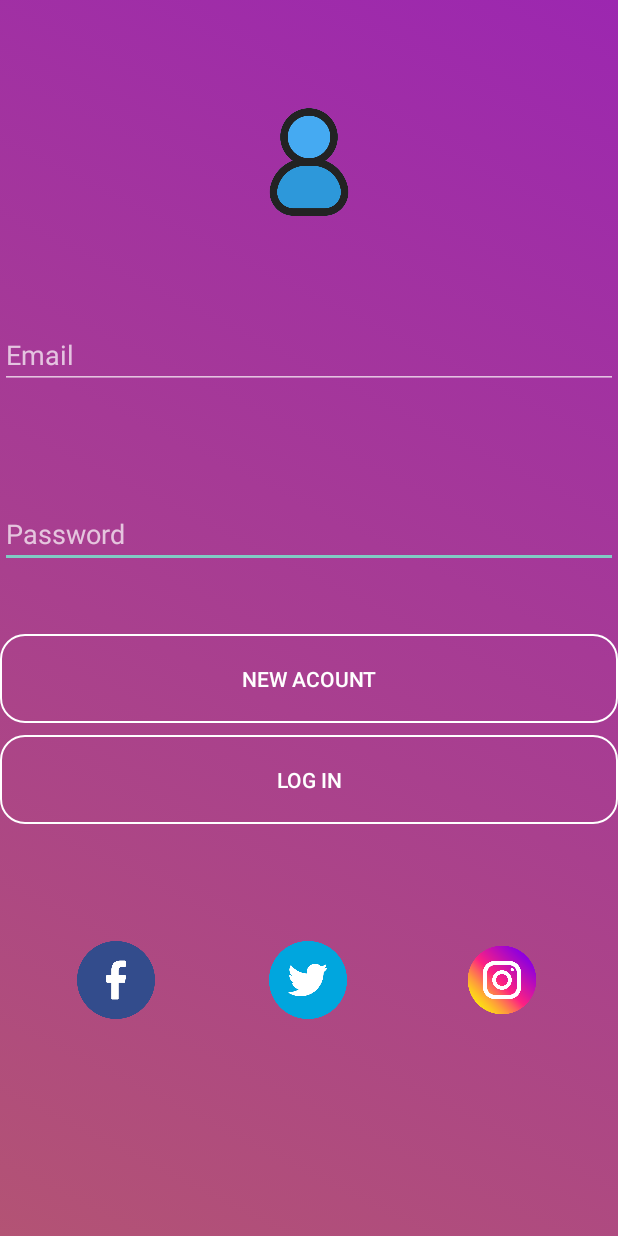
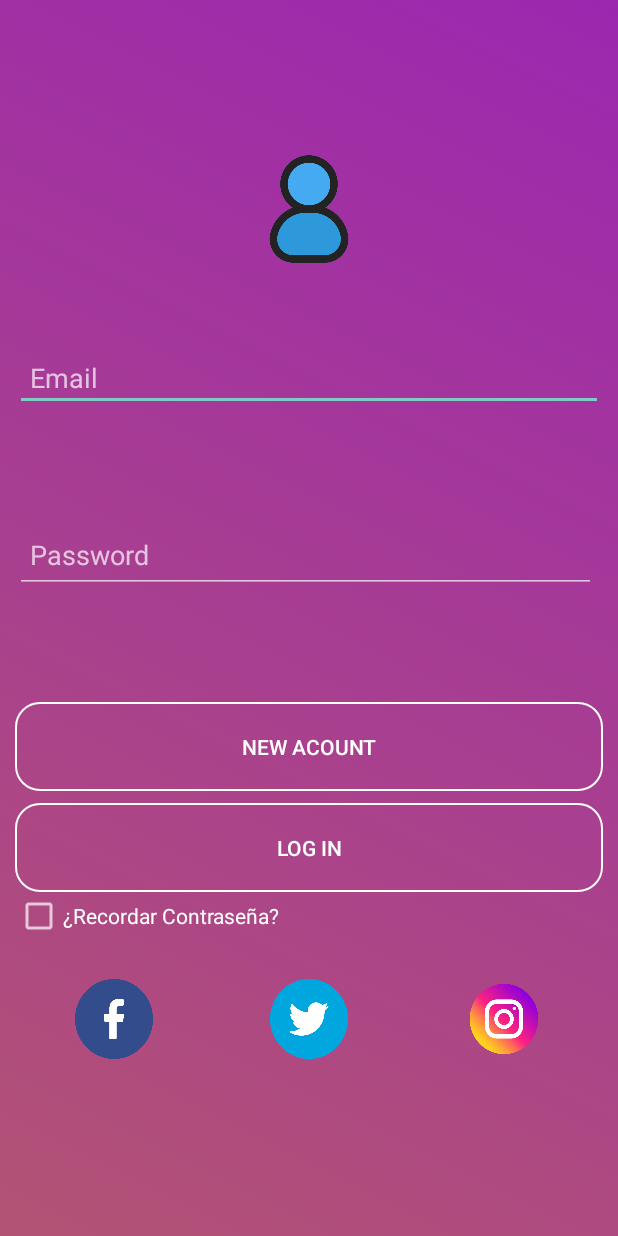
Before and after one commit to Carloslaink/MyApp, an Android app: the screen it shows after launch (MainActivity), on a phone screen of 412 x 824 dp. Run offline under Robolectric (Android 15) with nearby library versions, the phone set to English and light mode, and no system bars.

Commit message:
checkbox and layout

```diff
--- a/app/build.gradle
+++ b/app/build.gradle
@@ -34,4 +34,5 @@ dependencies {
     testImplementation 'junit:junit:4.13.2'
     androidTestImplementation 'com.android.support.test:runner:1.0.2'
     androidTestImplementation 'com.android.support.test.espresso:espresso-core:3.0.2'
+
 }
--- a/app/src/main/java/com/example/myappaboscan/MainActivity.java
+++ b/app/src/main/java/com/example/myappaboscan/MainActivity.java
@@ -3,6 +3,7 @@ import android.graphics.drawable.AnimationDrawable;
 import android.support.constraint.ConstraintLayout;
 import android.support.v7.app.AppCompatActivity;
 import android.os.Bundle;
+import android.view.View;
 
 
 public class MainActivity extends AppCompatActivity {
@@ -20,4 +21,6 @@ public class MainActivity extends AppCompatActivity {
 
 
     }
+
+
 }
--- /dev/null
+++ b/app/src/main/res/drawable/btn_apps_effect.xml
@@ -0,0 +1,5 @@
+<?xml version="1.0" encoding="utf-8"?>
+<shape xmlns:android="http://schemas.android.com/apk/res/android">
+    <corners android:radius="30dp" />
+    <solid android:color="@color/teal_200"/>
+</shape>
--- /dev/null
+++ b/app/src/main/res/drawable/button_effect.xml
@@ -0,0 +1,5 @@
+<?xml version="1.0" encoding="utf-8"?>
+<shape xmlns:android="http://schemas.android.com/apk/res/android">
+    <corners android:radius="17dp" />
+    <solid android:color="@color/teal_200"/>
+</shape>
--- /dev/null
+++ b/app/src/main/res/drawable/button_press.xml
@@ -0,0 +1,11 @@
+<?xml version="1.0" encoding="utf-8"?>
+<selector xmlns:android="http://schemas.android.com/apk/res/android">
+    <item
+        android:state_pressed="true"
+        android:drawable="@drawable/button_effect"/>
+    <item
+        android:state_pressed="false"
+        android:drawable="@drawable/button_rounded"/>
+
+
+</selector>
--- /dev/null
+++ b/app/src/main/res/drawable/img_press_facebook.xml
@@ -0,0 +1,12 @@
+<?xml version="1.0" encoding="utf-8"?>
+<selector xmlns:android="http://schemas.android.com/apk/res/android">
+    <item
+        android:state_pressed="true"
+        android:drawable="@drawable/btn_apps_effect"
+        android:radius="50dp" />
+
+    <item
+        android:state_pressed="false"
+        android:drawable="@drawable/facebook"/>
+
+</selector>
--- /dev/null
+++ b/app/src/main/res/drawable/img_press_instagram.xml
@@ -0,0 +1,10 @@
+<?xml version="1.0" encoding="utf-8"?>
+<selector xmlns:android="http://schemas.android.com/apk/res/android">
+    <item
+        android:state_pressed="true"
+        android:drawable="@drawable/btn_apps_effect"/>
+    <item
+        android:state_pressed="false"
+        android:drawable="@drawable/instagram"/>
+
+</selector>
--- /dev/null
+++ b/app/src/main/res/drawable/img_press_twitter.xml
@@ -0,0 +1,11 @@
+<?xml version="1.0" encoding="utf-8"?>
+<selector xmlns:android="http://schemas.android.com/apk/res/android">
+    <item
+
+        android:state_pressed="true"
+        android:drawable="@drawable/btn_apps_effect"/>
+    <item
+        android:state_pressed="false"
+        android:drawable="@drawable/gorjeo"/>
+
+</selector>
--- a/app/src/main/res/layout/activity_main.xml
+++ b/app/src/main/res/layout/activity_main.xml
@@ -6,117 +6,155 @@
     android:layout_height="match_parent"
     tools:context=".MainActivity"
     android:background="@drawable/gradient_list"
-    android:id="@+id/mainLayout" >
+    android:id="@+id/mainLayout">
 
-    <EditText
-        android:id="@+id/editTextTextPassword"
-        android:layout_width="match_parent"
-        android:layout_height="43dp"
-        android:layout_marginBottom="384dp"
-        android:autofillHints=""
-        android:ems="10"
-        android:hint="@string/password"
-        android:inputType="textPassword"
+
+    <Button
+        android:id="@+id/button"
+        android:layout_width="52dp"
+        android:layout_height="53dp"
+        android:layout_marginStart="75dp"
+        android:layout_marginTop="63dp"
+        android:layout_marginEnd="75dp"
+        android:layout_marginBottom="118dp"
+        android:background="@drawable/img_press_twitter"
+        app:layout_constraintBottom_toBottomOf="parent"
+        app:layout_constraintEnd_toStartOf="@+id/button5"
+        app:layout_constraintStart_toEndOf="@+id/button4"
+        app:layout_constraintTop_toBottomOf="@+id/button2"
+        tools:ignore="SpeakableTextPresentCheck,SpeakableTextPresentCheck,SpeakableTextPresentCheck" />
+
+    <Button
+        android:id="@+id/button4"
+        android:layout_width="52dp"
+        android:layout_height="53dp"
+        android:layout_marginStart="50dp"
+        android:layout_marginTop="63dp"
+        android:layout_marginBottom="118dp"
+        android:background="@drawable/img_press_facebook"
+        app:layout_constraintBottom_toBottomOf="parent"
+        app:layout_constraintStart_toStartOf="parent"
+        app:layout_constraintTop_toBottomOf="@+id/button2"
+        tools:ignore="SpeakableTextPresentCheck,SpeakableTextPresentCheck,SpeakableTextPresentCheck" />
+
+    <Button
+        android:id="@+id/button5"
+        android:layout_width="52dp"
+        android:layout_height="53dp"
+        android:layout_marginTop="63dp"
+        android:layout_marginEnd="50dp"
+        android:layout_marginBottom="118dp"
+        android:background="@drawable/img_press_instagram"
         app:layout_constraintBottom_toBottomOf="parent"
         app:layout_constraintEnd_toEndOf="parent"
-        app:layout_constraintHorizontal_bias="0.0"
+        app:layout_constraintTop_toBottomOf="@+id/button2"
+        tools:ignore="SpeakableTextPresentCheck,SpeakableTextPresentCheck,SpeakableTextPresentCheck" />
+
+    <LinearLayout
+        android:id="@+id/linearLayout"
+        android:layout_width="match_parent"
+        android:layout_height="223dp"
+        android:layout_marginTop="8dp"
+        android:layout_marginBottom="15dp"
+        android:orientation="vertical"
+        android:padding="10dp"
+        app:layout_constraintBottom_toTopOf="@+id/button"
+        app:layout_constraintEnd_toEndOf="parent"
+        app:layout_constraintHorizontal_bias="1.0"
         app:layout_constraintStart_toStartOf="parent"
-        app:layout_constraintTop_toBottomOf="@+id/editTextTextPersonName"
-        app:layout_constraintVertical_bias="0.555"
-        tools:ignore="TouchTargetSizeCheck,SpeakableTextPresentCheck" />
+        app:layout_constraintTop_toBottomOf="@+id/editTextTextPassword"
+        app:layout_constraintVertical_bias="1.0">
 
-    <EditText
-        android:id="@+id/editTextTextPersonName"
+        <Button
+            android:id="@+id/button3"
             android:layout_width="match_parent"
-        android:layout_height="43dp"
-        android:layout_marginTop="216dp"
-        android:autofillHints=""
-        android:ems="10"
-        android:hint="@string/email"
-        android:inputType="textPersonName"
-        app:layout_constraintEnd_toEndOf="parent"
-        app:layout_constraintHorizontal_bias="0.0"
-        app:layout_constraintStart_toStartOf="parent"
-        app:layout_constraintTop_toTopOf="parent"
-        tools:ignore="TouchTargetSizeCheck,SpeakableTextPresentCheck"
-        />
+            android:layout_height="59dp"
+            android:layout_marginTop="44dp"
+            android:background="@drawable/button_press"
+            android:text="@string/new_acount" />
 
         <Button
             android:id="@+id/button2"
             android:layout_width="match_parent"
             android:layout_height="59dp"
             android:layout_marginTop="8dp"
-        android:text="@string/log_in"
-        app:layout_constraintEnd_toEndOf="parent"
-        app:layout_constraintStart_toStartOf="parent"
-        app:layout_constraintTop_toBottomOf="@+id/button3"
-        android:background="@drawable/button_rounded"/>
+            android:background="@drawable/button_press"
+            android:text="@string/log_in" />
 
-    <Button
-        android:id="@+id/button3"
+        <CheckBox
+            android:id="@+id/checkBox"
             android:layout_width="match_parent"
-        android:layout_height="59dp"
-        android:layout_marginTop="44dp"
-        android:text="@string/new_acount"
+            android:layout_height="wrap_content"
+            android:backgroundTint="#C35151"
+            android:text="¿Recordar Contraseña?" />
+    </LinearLayout>
+
+    <LinearLayout
+
+        android:id="@+id/linearLayout3"
+        android:layout_width="match_parent"
+        android:layout_height="250dp"
+        android:layout_marginTop="16dp"
+        android:layout_marginBottom="21dp"
+        android:orientation="vertical"
+        android:padding="10dp"
+        app:layout_constraintBottom_toTopOf="@+id/linearLayout2"
         app:layout_constraintEnd_toEndOf="parent"
         app:layout_constraintHorizontal_bias="0.0"
         app:layout_constraintStart_toStartOf="parent"
-        app:layout_constraintTop_toBottomOf="@+id/editTextTextPassword"
-        android:background="@drawable/button_rounded"
-        />
+        app:layout_constraintTop_toTopOf="parent">
 
+        <EditText
 
-    <ImageView
-        android:id="@+id/imageView2"
-        android:layout_width="52dp"
-        android:layout_height="53dp"
-        android:layout_marginStart="38dp"
-        android:layout_marginEnd="39dp"
-        android:scaleType="fitCenter"
-        app:layout_constraintBottom_toBottomOf="parent"
-        app:layout_constraintEnd_toStartOf="@+id/imageView3"
-        app:layout_constraintStart_toEndOf="@+id/imageView"
-        app:layout_constraintTop_toBottomOf="@+id/button2"
-        app:layout_constraintVertical_bias="0.348"
-        app:srcCompat="@drawable/gorjeo" />
+            android:id="@+id/editTextTextPersonName"
+            android:layout_width="match_parent"
+            android:layout_height="43dp"
+            android:layout_marginTop="192dp"
+            android:autofillHints=""
+            android:ems="10"
+            android:hint="@string/email"
+            android:inputType="textPersonName"
+            android:padding="10dp"
+            tools:ignore="TouchTargetSizeCheck,SpeakableTextPresentCheck,TextContrastCheck,TextContrastCheck" />
+
+    </LinearLayout>
 
     <ImageView
         android:id="@+id/imageView4"
         android:layout_width="93dp"
         android:layout_height="80dp"
         android:scaleType="fitCenter"
-        app:layout_constraintBottom_toTopOf="@+id/editTextTextPersonName"
+        app:layout_constraintBottom_toBottomOf="@+id/linearLayout3"
         app:layout_constraintEnd_toEndOf="parent"
         app:layout_constraintStart_toStartOf="parent"
         app:layout_constraintTop_toTopOf="parent"
-        app:srcCompat="@drawable/cuenta" />
+        app:srcCompat="@drawable/cuenta"
+        android:contentDescription="@string/todo" />
 
-    <ImageView
-        android:id="@+id/imageView"
-        android:layout_width="52dp"
-        android:layout_height="53dp"
-        android:layout_marginStart="89dp"
-        android:layout_marginEnd="38dp"
-        android:scaleType="fitCenter"
-        app:layout_constraintBottom_toBottomOf="parent"
-        app:layout_constraintEnd_toStartOf="@+id/imageView2"
+    <LinearLayout
+        android:id="@+id/linearLayout2"
+        android:layout_width="match_parent"
+        android:layout_height="67dp"
+        android:layout_marginTop="21dp"
+        android:orientation="vertical"
+        android:padding="10dp"
+        app:layout_constraintBottom_toTopOf="@+id/linearLayout"
+        app:layout_constraintEnd_toEndOf="parent"
+        app:layout_constraintHorizontal_bias="0.0"
         app:layout_constraintStart_toStartOf="parent"
-        app:layout_constraintTop_toBottomOf="@+id/button2"
-        app:layout_constraintVertical_bias="0.348"
-        app:srcCompat="@drawable/facebook" />
+        app:layout_constraintTop_toBottomOf="@+id/linearLayout3">
 
-    <ImageView
-        android:id="@+id/imageView3"
-        android:layout_width="52dp"
-        android:layout_height="53dp"
-        android:layout_marginStart="38dp"
-        android:layout_marginEnd="89dp"
-        android:scaleType="fitCenter"
-        app:layout_constraintBottom_toBottomOf="parent"
-        app:layout_constraintEnd_toEndOf="parent"
-        app:layout_constraintStart_toEndOf="@+id/imageView2"
-        app:layout_constraintTop_toBottomOf="@+id/button2"
-        app:layout_constraintVertical_bias="0.348"
-        app:srcCompat="@drawable/instagram" />
+        <EditText
+            android:id="@+id/editTextTextPassword"
+            android:layout_width="387dp"
+            android:layout_height="51dp"
+            android:layout_marginBottom="384dp"
+            android:autofillHints=""
+            android:ems="10"
+            android:hint="@string/password"
+            android:inputType="textPassword"
+            android:padding="10dp"
+            tools:ignore="TouchTargetSizeCheck,SpeakableTextPresentCheck,TextContrastCheck,TextContrastCheck" />
+    </LinearLayout>
 
 </android.support.constraint.ConstraintLayout>
--- a/app/src/main/res/values/colors.xml
+++ b/app/src/main/res/values/colors.xml
@@ -3,7 +3,7 @@
     <color name="purple_200">#FFBB86FC</color>
     <color name="purple_500">#FF6200EE</color>
     <color name="purple_700">#FF3700B3</color>
-    <color name="teal_200">#FF03DAC5</color>
+    <color name="teal_200">#B695F1</color>
     <color name="teal_700">#FF018786</color>
     <color name="black">#FF000000</color>
     <color name="white">#FFFFFFFF</color>
--- a/app/src/main/res/values/strings.xml
+++ b/app/src/main/res/values/strings.xml
@@ -6,4 +6,5 @@
     <string name="email">Email</string>
     <string name="log_in">Log In</string>
     <string name="new_acount">New Acount</string>
+    <string name="todo">TODO</string>
 </resources>
```
Also changed, not shown: app/src/main/res/drawable/button_rounded.xml (line endings or trailing spaces). Lines whose indentation alone changed are shown as unchanged.
